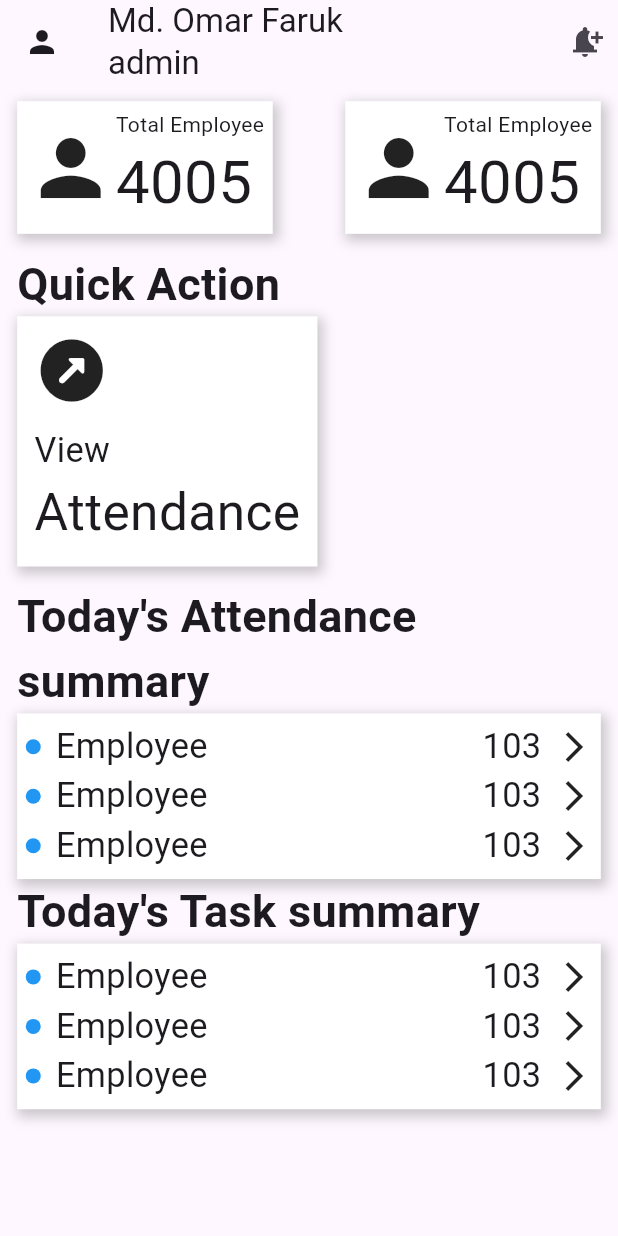
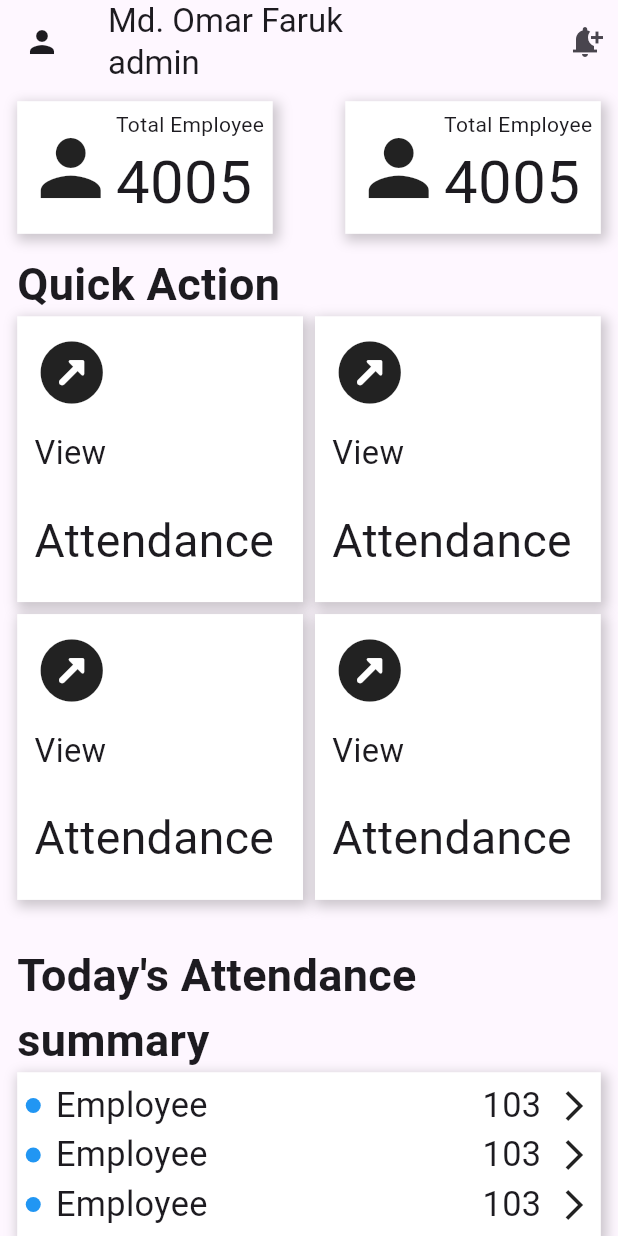
Before and after one commit to WixfordDev/koji, a Flutter app: the screen it shows after launch, on a phone screen of 412 x 824 dp. Run offline on Flutter 3.47's test engine with Material 3 defaults, Android fonts, the phone set to English and light mode, and no system bars; our stand-ins replace flutter_screenutil.

Commit message:
create task screen createdone

```diff
--- a/lib/features/admin_home/presentation/admin_home_screen.dart
+++ b/lib/features/admin_home/presentation/admin_home_screen.dart
@@ -1,6 +1,7 @@
 import 'package:flutter/material.dart';
 import 'package:flutter_screenutil/flutter_screenutil.dart';
 
+import 'admin_task_list_screen.dart';
 
 class AdminHomeScreen extends StatelessWidget {
   const AdminHomeScreen({super.key});
@@ -13,21 +14,19 @@ class AdminHomeScreen extends StatelessWidget {
         title: Column(
           crossAxisAlignment: CrossAxisAlignment.start,
           mainAxisAlignment: MainAxisAlignment.start,
-          children: [
-            Text("Md. Omar Faruk"),
-            Text("admin")
-          ],
+          children: [Text("Md. Omar Faruk"), Text("admin")],
         ),
         actions: [
           Padding(
             padding: EdgeInsets.only(right: 10),
-              child: Icon(Icons.notification_add))
+            child: Icon(Icons.notification_add),
+          ),
         ],
-
       ),
 
       body: SingleChildScrollView(
-        child: Padding(padding: EdgeInsets.all(10.sp),
+        child: Padding(
+          padding: EdgeInsets.all(10.sp),
           child: Column(
             crossAxisAlignment: CrossAxisAlignment.start,
             children: [
@@ -37,15 +36,38 @@ class AdminHomeScreen extends StatelessWidget {
                 children: [
                   headerCardWidget(text1: 'Total Employee', text2: '4005'),
                   headerCardWidget(text1: 'Total Employee', text2: '4005'),
-           ],),
+                ],
+              ),
+              SizedBox(height: 10.h),
+              headerTitle(text1: "Quick Action"),
+              // gridCard(),
               SizedBox(
-              height: 10.h,
+                height: 340.h,
+                child: GridView.builder(
+                  gridDelegate: const SliverGridDelegateWithFixedCrossAxisCount(
+                    crossAxisCount: 2, // 4 items in one row
+                    crossAxisSpacing: 8.0, // horizontal space
+                    mainAxisSpacing: 8.0, // vertical space
+                    childAspectRatio: 1, // width : height ratio
                   ),
-           headerTitle(text1: "Quick Action"),
-            gridCard(),
-            SizedBox(
-              height: 10.h,
+                  itemCount: 4,
+                  // total number of items
+                  shrinkWrap: true,
+                  // use this if inside another scroll view
+                  physics: const NeverScrollableScrollPhysics(),
+                  // disable scroll if needed
+                  itemBuilder: (context, index) {
+                    return InkWell(
+                      onTap: (){
+                        //
+                        Navigator.of(context).push(MaterialPageRoute(builder: (context)=>AdminTaskListScreen()));
+                      },
+                        child: gridCard()); // your custom widget
+                  },
                 ),
+              ),
+
+              SizedBox(height: 10.h),
               headerTitle(text1: "Today's Attendance summary"),
               Container(
                 padding: EdgeInsets.all(5.sp),
@@ -53,18 +75,19 @@ class AdminHomeScreen extends StatelessWidget {
                   color: Colors.white,
                   boxShadow: [
                     BoxShadow(
-                      color: Colors.black.withValues(alpha: 0.2), // shadow color
-                      spreadRadius: 2, // how much it spreads
-                      blurRadius: 6,   // how soft the shadow looks
+                      color: Colors.black.withValues(alpha: 0.2),
+                      // shadow color
+                      spreadRadius: 2,
+                      // how much it spreads
+                      blurRadius: 6,
+                      // how soft the shadow looks
                       offset: Offset(2, 3), // horizontal, vertical shift
                     ),
-                  ]
+                  ],
                 ),
-              child: Column(children: [
-                cardWidgerRow(),
-                cardWidgerRow(),
-                cardWidgerRow(),
-              ],),
+                child: Column(
+                  children: [cardWidgerRow(), cardWidgerRow(), cardWidgerRow()],
+                ),
               ),
               headerTitle(text1: "Today's Task summary"),
               Container(
@@ -73,20 +96,20 @@ class AdminHomeScreen extends StatelessWidget {
                   color: Colors.white,
                   boxShadow: [
                     BoxShadow(
-                      color: Colors.black.withValues(alpha: 0.2), // shadow color
-                      spreadRadius: 2, // how much it spreads
-                      blurRadius: 6,   // how soft the shadow looks
+                      color: Colors.black.withValues(alpha: 0.2),
+                      // shadow color
+                      spreadRadius: 2,
+                      // how much it spreads
+                      blurRadius: 6,
+                      // how soft the shadow looks
                       offset: Offset(2, 3), // horizontal, vertical shift
                     ),
-                  ]
+                  ],
                 ),
-              child: Column(children: [
-                cardWidgerRow(),
-                cardWidgerRow(),
-                cardWidgerRow(),
-              ],),
+                child: Column(
+                  children: [cardWidgerRow(), cardWidgerRow(), cardWidgerRow()],
                 ),
-
+              ),
             ],
           ),
         ),
@@ -94,7 +117,7 @@ class AdminHomeScreen extends StatelessWidget {
     );
   }
 
-  Widget cardWidgerRow(){
+  Widget cardWidgerRow() {
     return Row(
       crossAxisAlignment: CrossAxisAlignment.center,
       mainAxisAlignment: MainAxisAlignment.spaceBetween,
@@ -102,36 +125,29 @@ class AdminHomeScreen extends StatelessWidget {
         Row(
           children: [
             Container(
-              height:10,
+              height: 10,
               width: 10,
               decoration: BoxDecoration(
                 color: Colors.blue,
-                  borderRadius: BorderRadius.circular(50)
+                borderRadius: BorderRadius.circular(50),
               ),
             ),
-            SizedBox(width: 10,),
-            Text("Employee",style: TextStyle(fontSize: 20.sp),),
+            SizedBox(width: 10),
+            Text("Employee", style: TextStyle(fontSize: 20.sp)),
           ],
         ),
         Row(
           children: [
-            Text("103",style: TextStyle(fontSize: 20.sp),),
-            SizedBox(width: 10,),
-            Icon(Icons.arrow_forward_ios)
-
+            Text("103", style: TextStyle(fontSize: 20.sp)),
+            SizedBox(width: 10),
+            Icon(Icons.arrow_forward_ios),
           ],
         ),
-
       ],
     );
   }
 
-  Widget headerCardWidget(
-  {
-  required String text1,
-  required String text2
-  }
-      ){
+  Widget headerCardWidget({required String text1, required String text2}) {
     return Container(
       padding: EdgeInsets.all(5.sp),
       decoration: BoxDecoration(
@@ -140,29 +156,29 @@ class AdminHomeScreen extends StatelessWidget {
           BoxShadow(
             color: Colors.black.withValues(alpha: 0.2), // shadow color
             spreadRadius: 2, // how much it spreads
-              blurRadius: 6,   // how soft the shadow looks
+            blurRadius: 6, // how soft the shadow looks
             offset: Offset(2, 3), // horizontal, vertical shift
           ),
-          ]
+        ],
       ),
       child: Row(
         children: [
-            Icon(Icons.person,size: 60,),
+          Icon(Icons.person, size: 60),
           Column(
             crossAxisAlignment: CrossAxisAlignment.start,
             mainAxisAlignment: MainAxisAlignment.start,
             children: [
               Text(text1),
-                Text(text2,style: TextStyle(fontSize: 40),),
-
+              Text(text2, style: TextStyle(fontSize: 40)),
             ],
-            )
-          ]
+          ),
+        ],
       ),
     );
   }
-  Widget gridCard(){
-    return    Container(
+
+  Widget gridCard() {
+    return Container(
       padding: EdgeInsets.all(10.sp),
       decoration: BoxDecoration(
         color: Colors.white,
@@ -170,26 +186,28 @@ class AdminHomeScreen extends StatelessWidget {
           BoxShadow(
             color: Colors.black.withValues(alpha: 0.2), // shadow color
             spreadRadius: 2, // how much it spreads
-              blurRadius: 6,   // how soft the shadow looks
+            blurRadius: 6, // how soft the shadow looks
             offset: Offset(2, 3), // horizontal, vertical shift
           ),
-          ]
+        ],
       ),
       child: Column(
         crossAxisAlignment: CrossAxisAlignment.start,
+        mainAxisSize: MainAxisSize.min,
         children: [
-          Icon(Icons.outbond_rounded,size: 50,),
-          SizedBox(
-            height: 10.h,
-          ),
-          Text("View",style: TextStyle(fontSize: 20.sp),),
-          Text("Attendance",style: TextStyle(fontSize: 30.sp),)
+          Expanded(child: Icon(Icons.outbond_rounded, size: 50)),
+          SizedBox(height: 10.h),
+          Expanded(child: Text("View", style: TextStyle(fontSize: 19.sp))),
+          Expanded(child: Text("Attendance", style: TextStyle(fontSize: 27.sp))),
         ],
       ),
     );
   }
 
-  Widget headerTitle({required String text1}){
-    return  Text(text1,style: TextStyle(fontSize: 30,fontWeight: FontWeight.bold,),);
+  Widget headerTitle({required String text1}) {
+    return Text(
+      text1,
+      style: TextStyle(fontSize: 30, fontWeight: FontWeight.bold),
+    );
   }
 }
```
Also changed, not shown: lib/features/admin_home/presentation/admin_task_list_screen.dart (added, +216 -0 lines), lib/features/admin_home/presentation/widget/hotizontal_list.dart (added, +57 -0 lines). Lines whose indentation alone changed are shown as unchanged.
